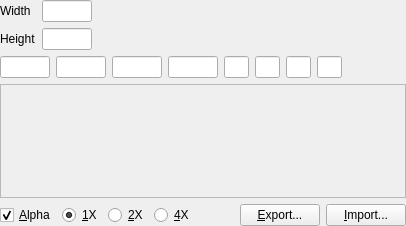
Qt form src/bitmap/bitmapresource.ui (dstien/stressed) before a commit.
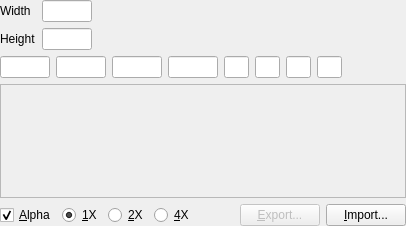
The same form after that commit.

```diff
--- a/src/bitmap/bitmapresource.ui
+++ b/src/bitmap/bitmapresource.ui
@@ -396,6 +396,9 @@
      </item>
      <item>
       <widget class="QPushButton" name="buttonExport" >
+       <property name="enabled" >
+        <bool>false</bool>
+       </property>
        <property name="text" >
         <string>&amp;Export...</string>
        </property>
```
